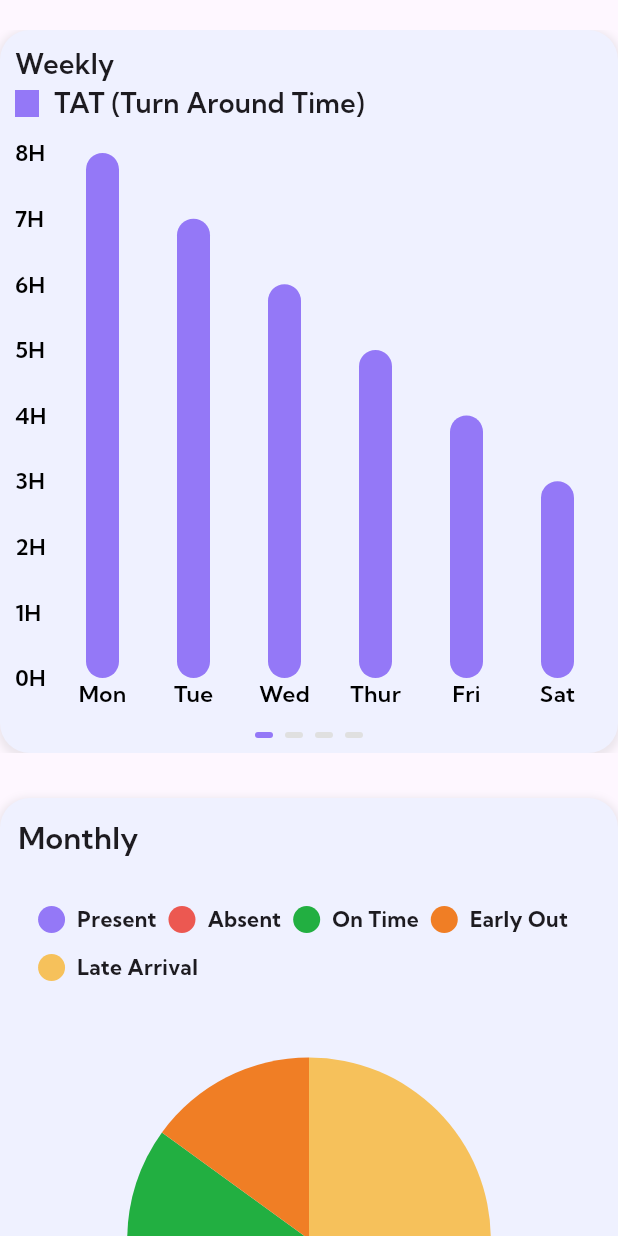
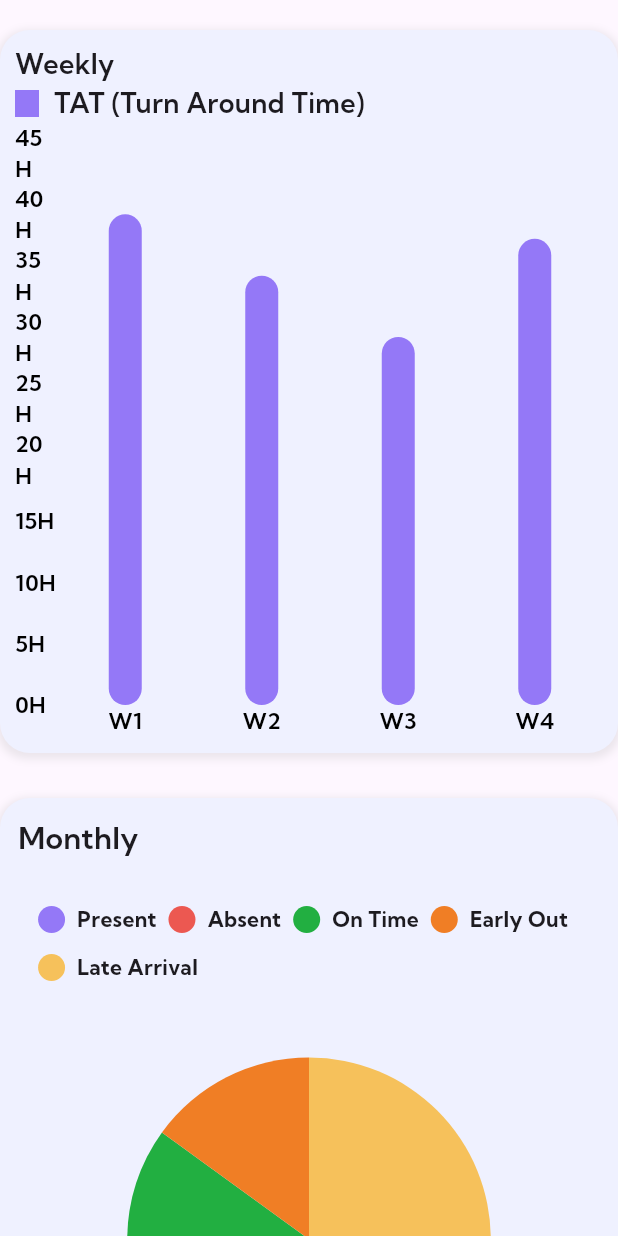
Before and after one commit to HaroonQuaidTech/attendance_app, a Flutter app: the Graphicalbuiler widget shown alone on an empty page, opened directly, on a phone screen of 412 x 824 dp. Run offline on Flutter 3.47's test engine with Material 3 defaults, Android fonts, the phone set to English and light mode, and no system bars; drawn by our look-alikes of carousel_slider, fl_chart, pie_chart; our stand-ins replace cloud_firestore, firebase_auth, firebase_core, firebase_storage, fluttertoast, geolocator and 2 more; missing offline and left inert: draggable_fab; accounts and stored records are empty.

Commit message:
graphical builder view

```diff
--- a/lib/components/graphicalbuiler.dart
+++ b/lib/components/graphicalbuiler.dart
@@ -1,6 +1,6 @@
 // ignore_for_file: prefer_const_constructors, prefer_const_literals_to_create_immutables
 
-import 'package:carousel_slider/carousel_slider.dart';
+
 import 'package:flutter/material.dart';
 import 'package:pie_chart/pie_chart.dart';
 import 'package:fl_chart/fl_chart.dart' hide PieChart;
@@ -13,19 +13,6 @@ class Graphicalbuiler extends StatefulWidget {
 }
 
 class _GraphicalbuilerState extends State<Graphicalbuiler> {
-    int _currentIndex = 0;
-      Widget buildDot({required int index}) {
-    return Container(
-      width: 12.0,
-      height: 4.0,
-      margin: EdgeInsets.symmetric(horizontal: 4),
-      decoration: BoxDecoration(
-        borderRadius: BorderRadius.circular(12),
-        // shape: BoxShape.rectangle,
-        color: _currentIndex == index ? Color(0xff9478F7) : Colors.grey[300],
-      ),
-    );
-  }
 
   @override
   Widget build(BuildContext context) {
@@ -36,26 +23,7 @@ class _GraphicalbuilerState extends State<Graphicalbuiler> {
       child: Column(children: [
    SizedBox(height: 20,),
 
-      CarouselSlider.builder(
-          options: CarouselOptions(
-              height: 482,
-              viewportFraction: 1.0,
-              initialPage: 0,
-              enableInfiniteScroll: false,
-              reverse: false,
-              autoPlay: false,
-              autoPlayInterval: Duration(seconds: 3),
-              autoPlayAnimationDuration: Duration(milliseconds: 800),
-              enlargeCenterPage: true,
-              scrollDirection: Axis.horizontal,
-              onPageChanged: (index, reason) {
-                setState(() {
-                  _currentIndex = index;
-                });
-              }),
-          itemCount: 4,
-          itemBuilder: (BuildContext context, int index, int realindex) {
-          return Container(
+     Container(
             height: 482,
             width: double.infinity,
             decoration: BoxDecoration(
@@ -101,7 +69,7 @@ class _GraphicalbuilerState extends State<Graphicalbuiler> {
                     child: BarChart(
                       BarChartData(
                         alignment: BarChartAlignment.spaceAround,
-                        maxY: 8,
+                        maxY: 45,
                         barTouchData: BarTouchData(enabled: false),
                         titlesData: FlTitlesData(
                           leftTitles: AxisTitles(
@@ -115,7 +83,7 @@ class _GraphicalbuilerState extends State<Graphicalbuiler> {
                                             fontWeight: FontWeight.w600));
                               },
                               reservedSize: 28,
-                              interval: 1,
+                              interval:5,
                             ),
                           ),
                           bottomTitles: AxisTitles(
@@ -124,25 +92,25 @@ class _GraphicalbuilerState extends State<Graphicalbuiler> {
                               getTitlesWidget: (value, meta) {
                                 switch (value.toInt()) {
                                   case 0:
-                                    return Text('Mon',
+                                    return Text('W1',
                                         style: TextStyle(
                                             color: Colors.black,
                                             fontSize: 15,
                                             fontWeight: FontWeight.w600));
                                   case 1:
-                                    return Text('Tue',
+                                    return Text('W2',
                                         style: TextStyle(
                                             color: Colors.black,
                                             fontSize: 15,
                                             fontWeight: FontWeight.w600));
                                   case 2:
-                                    return Text('Wed',
+                                    return Text('W3',
                                         style: TextStyle(
                                             color: Colors.black,
                                             fontSize: 15,
                                             fontWeight: FontWeight.w600));
                                   case 3:
-                                    return Text('Thur',
+                                    return Text('W4',
                                         style: TextStyle(
                                             color: Colors.black,
                                             fontSize: 15,
@@ -153,12 +121,7 @@ class _GraphicalbuilerState extends State<Graphicalbuiler> {
                                             color: Colors.black,
                                             fontSize: 15,
                                             fontWeight: FontWeight.w600));
-                                  case 5:
-                                    return Text('Sat',
-                                        style: TextStyle(
-                                            color: Colors.black,
-                                            fontSize: 15,
-                                            fontWeight: FontWeight.w600));
+
                                   default:
                                     return Text('');
                                 }
@@ -179,61 +142,42 @@ class _GraphicalbuilerState extends State<Graphicalbuiler> {
                             x: 0,
                             barRods: [
                               BarChartRodData(
-                                  toY: 8, color: Color(0xff9478F7), width: 22),
+                                  toY: 40, color: Color(0xff9478F7), width: 22),
                             ],
                           ),
                           BarChartGroupData(
                             x: 1,
                             barRods: [
                               BarChartRodData(
-                                  toY: 7, color: Color(0xff9478F7), width: 22),
+                                  toY: 35, color: Color(0xff9478F7), width: 22),
                             ],
                           ),
                           BarChartGroupData(
                             x: 2,
                             barRods: [
                               BarChartRodData(
-                                  toY: 6, color: Color(0xff9478F7), width: 22),
+                                  toY: 30, color: Color(0xff9478F7), width: 22),
                             ],
                           ),
                           BarChartGroupData(
                             x: 3,
                             barRods: [
                               BarChartRodData(
-                                  toY: 5, color: Color(0xff9478F7), width: 22),
+                                  toY: 38, color: Color(0xff9478F7), width: 22),
                             ],
                           ),
-                          BarChartGroupData(
-                            x: 4,
-                            barRods: [
-                              BarChartRodData(
-                                  toY: 4, color: Color(0xff9478F7), width: 22),
-                            ],
-                          ),
-                          BarChartGroupData(
-                            x: 5,
-                            barRods: [
-                              BarChartRodData(
-                                  toY: 3, color: Color(0xff9478F7), width: 22),
-                            ],
-                          ),
+
+
                         ],
                       ),
                     ),
                   ),
-                       SizedBox(height: 14),
 
-                            //----------------------dot indicators--------------------------------
-                            Row(
-                              mainAxisAlignment: MainAxisAlignment.center,
-                              children: List.generate(
-                                  4, (index) => buildDot(index: index)),
-                            ),
                 ],
               ),
             ),
-          );
-  }),
+          ),
+
         SizedBox(
           height: 30,
         ),
```
